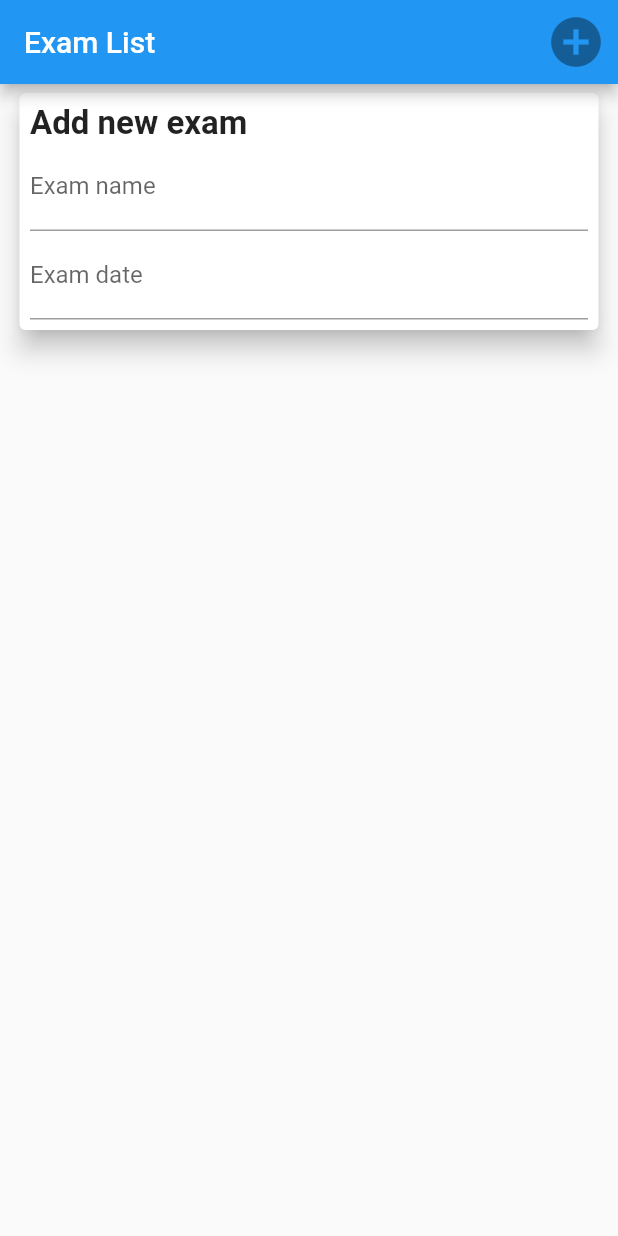
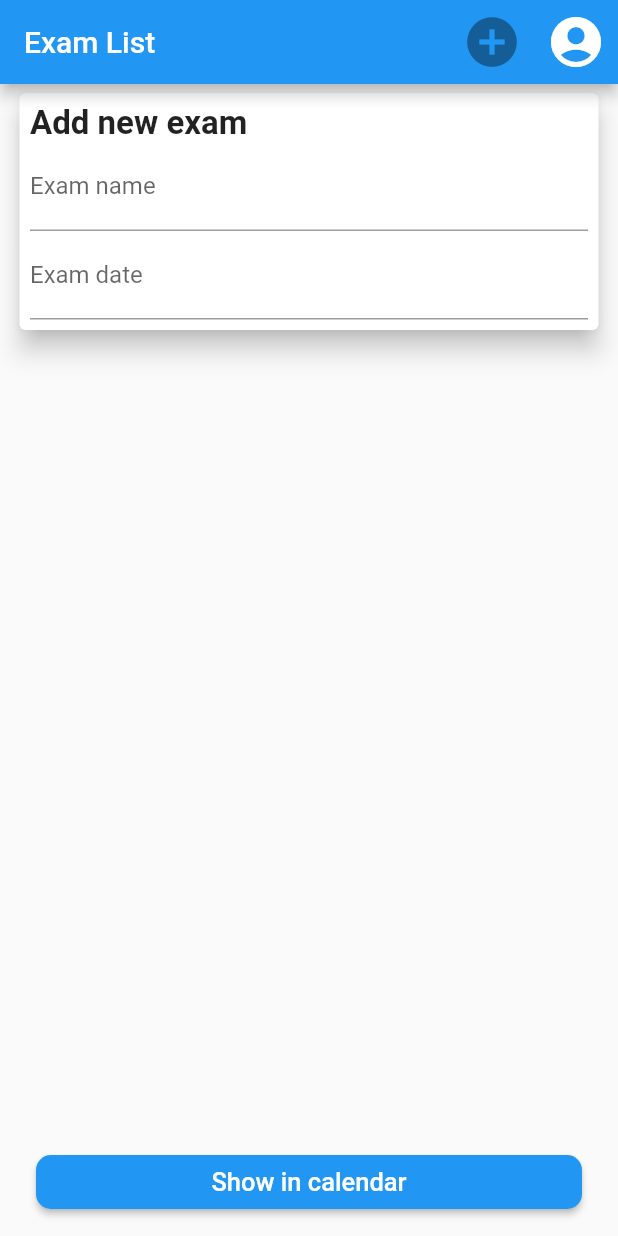
Before and after one commit to taneskia/mis_labs, a Flutter app: the screen it shows after launch, on a phone screen of 412 x 824 dp. Run offline on Flutter 3.47's test engine with Material 2 defaults, Android fonts, the phone set to English and light mode, and no system bars; drawn by our look-alikes of date_time_picker; our stand-ins replace flutter_local_notifications, syncfusion_flutter_calendar, timezone.

Commit message:
Add Lab 4 features

```diff
--- a/lab3/lib/main.dart
+++ b/lab3/lib/main.dart
@@ -1,7 +1,5 @@
 import 'package:flutter/material.dart';
-import 'package:date_time_picker/date_time_picker.dart';
-import 'package:intl/intl.dart';
-import 'exam.dart';
+import 'package:lab3/main_screen.dart';
 
 void main() {
   runApp(const MyApp());
@@ -15,166 +13,15 @@ class MyApp extends StatefulWidget {
 }
 
 class _MyAppState extends State<MyApp> {
-  final GlobalKey<_ExamsState> examsStateKey = GlobalKey<_ExamsState>();
-  bool _isButtonDisabled = true;
-
   @override
   Widget build(BuildContext context) {
     return MaterialApp(
-        debugShowCheckedModeBanner: false,
-        title: 'Exams',
-        theme: ThemeData(
-          primarySwatch: Colors.blue,
-        ),
-        home: Scaffold(
-          appBar: AppBar(
-            actions: [
-              IconButton(
-                onPressed: _isButtonDisabled ? null : _addExam,
-                icon: const Icon(Icons.add_circle),
-                iconSize: 40,
-              )
-            ],
-            title: const Text("Exam List"),
-          ),
-          body: Exams(
-            key: examsStateKey,
-            enableButton: setButtonDisabled,
-          ),
-        ));
-  }
-
-  void _addExam() {
-    examsStateKey.currentState?.addExam();
-  }
-
-  void setButtonDisabled(bool enabled) {
-    setState(() {
-      _isButtonDisabled = !enabled;
-    });
+      debugShowCheckedModeBanner: false,
+      title: 'Exams',
+      theme: ThemeData(
+        primarySwatch: Colors.blue,
+      ),
+      home: const MainScreen(),
+    );
   }
 }
-
-class Exams extends StatefulWidget {
-  final void Function(bool enabled) enableButton;
-
-  const Exams({Key? key, required this.enableButton}) : super(key: key);
-
-  @override
-  _ExamsState createState() => _ExamsState(enableButton);
-}
-
-class _ExamsState extends State<Exams> {
-  final _textController = TextEditingController();
-  final _dateController = TextEditingController();
-  DateTime? examDateTime;
-  String? examName;
-  final void Function(bool enabled) enableButton;
-
-  List<Exam> exams = [];
-
-  _ExamsState(this.enableButton);
-
-  @override
-  Widget build(BuildContext context) {
-    return Container(
-      margin: const EdgeInsets.symmetric(horizontal: 9.0, vertical: 2.0),
-      child: Column(children: [
-        Card(
-          elevation: 7.0,
-          child: Padding(
-            padding: const EdgeInsets.all(7),
-            child: Column(
-              crossAxisAlignment: CrossAxisAlignment.start,
-              children: [
-                Title(
-                    color: Colors.black,
-                    child: const Text(
-                      "Add new exam",
-                      style:
-                          TextStyle(fontSize: 22, fontWeight: FontWeight.bold),
-                    )),
-                TextField(
-                  decoration: const InputDecoration(
-                    labelText: "Exam name",
-                  ),
-                  controller: _textController,
-                  onChanged: _textChanged,
-                ),
-                DateTimePicker(
-                  type: DateTimePickerType.dateTime,
-                  firstDate: DateTime.now().subtract(const Duration(days: 365)),
-                  lastDate: DateTime.now().add(const Duration(days: 365)),
-                  dateLabelText: 'Exam date',
-                  onChanged: _dateChanged,
-                  controller: _dateController,
-                ),
-              ],
-            ),
-          ),
-        ),
-        Flexible(
-          child: ListView.builder(
-              itemCount: exams.length,
-              itemBuilder: (context, index) {
-                return Card(
-                  elevation: 3,
-                  color: Theme.of(context).secondaryHeaderColor,
-                  child: Padding(
-                    padding: const EdgeInsets.all(7),
-                    child: Column(
-                      crossAxisAlignment: CrossAxisAlignment.start,
-                      children: [
-                        Text(
-                          exams[index].name,
-                          style: const TextStyle(
-                              fontSize: 25, fontWeight: FontWeight.bold),
-                        ),
-                        Text(
-                          DateFormat("dd MMM yyyy - hh:mm").format(exams[index].dateTime).toString(),
-                          style: const TextStyle(
-                              fontSize: 20, color: Colors.black54),
-                        )
-                      ],
-                    ),
-                  ),
-                );
-              }),
-        ),
-      ]),
-    );
-  }
-
-  void addExam() {
-    setState(() {
-      exams.add(Exam(examName!, examDateTime!));
-      examName = null;
-      examDateTime = null;
-    });
-    _textController.clear();
-    _dateController.clear();
-    enableButton(false);
-  }
-
-  void _textChanged(String value) {
-    setState(() {
-      examName = _textController.value.text;
-    });
-    if (examName != null && examDateTime != null) {
-      enableButton(true);
-    } else {
-      enableButton(false);
-    }
-  }
-
-  void _dateChanged(String date) {
-    setState(() {
-      examDateTime = DateTime.parse(_dateController.value.text);
-    });
-    if (examName != null && examDateTime != null) {
-      enableButton(true);
-    } else {
-      enableButton(false);
-    }
-  }
-}
--- /dev/null
+++ b/lab3/lib/main_screen.dart
@@ -0,0 +1,224 @@
+import 'package:date_time_picker/date_time_picker.dart';
+import 'package:flutter/material.dart';
+import 'package:intl/intl.dart';
+import 'package:lab3/calendar_screen.dart';
+import 'package:lab3/notification_service.dart';
+import 'package:lab3/user_service.dart';
+import 'package:lab3/users_screen.dart';
+
+import 'exam.dart';
+
+class MainScreen extends StatefulWidget {
+  const MainScreen({Key? key}) : super(key: key);
+
+  @override
+  State<MainScreen> createState() => _MainScreenState();
+}
+
+class _MainScreenState extends State<MainScreen> {
+  final GlobalKey<_ExamsState> examsStateKey = GlobalKey<_ExamsState>();
+  bool _isButtonDisabled = true;
+  UserService userService = UserService();
+
+  @override
+  Widget build(BuildContext context) {
+    return Scaffold(
+      appBar: AppBar(
+        actions: [
+          IconButton(
+            onPressed: _isButtonDisabled ? null : _addExam,
+            icon: const Icon(Icons.add_circle),
+            iconSize: 40,
+          ),
+          IconButton(
+            onPressed: _navigateToUsers,
+            icon: const Icon(Icons.account_circle),
+            iconSize: 40,
+          )
+        ],
+        title: const Text("Exam List"),
+      ),
+      body: Exams(
+        key: examsStateKey,
+        enableButton: setButtonDisabled,
+      ),
+    );
+  }
+
+  void _navigateToUsers() async {
+    dynamic result = await Navigator.push(
+        context, MaterialPageRoute(builder: (context) => const UsersScreen()));
+
+    if (result != null) {
+      examsStateKey.currentState?.setState(() {
+        String userName = result as String;
+        examsStateKey.currentState?.userName = userName;
+        examsStateKey.currentState?.exams =
+            userService.getExamsForUser(userName);
+      });
+    }
+  }
+
+  void _addExam() {
+    examsStateKey.currentState?.addExam();
+  }
+
+  void setButtonDisabled(bool enabled) {
+    setState(() {
+      _isButtonDisabled = !enabled;
+    });
+  }
+}
+
+class Exams extends StatefulWidget {
+  final void Function(bool enabled) enableButton;
+
+  const Exams({Key? key, required this.enableButton}) : super(key: key);
+
+  @override
+  _ExamsState createState() => _ExamsState(enableButton);
+}
+
+class _ExamsState extends State<Exams> {
+  final _textController = TextEditingController();
+  final _dateController = TextEditingController();
+  DateTime? examDateTime;
+  String? examName;
+  final void Function(bool enabled) enableButton;
+  final UserService _userService = UserService();
+  final NotificationService _notificationService = NotificationService();
+
+  String userName = "";
+  List<Exam> exams = [];
+
+  _ExamsState(this.enableButton);
+
+  @override
+  Widget build(BuildContext context) {
+    return Container(
+      margin: const EdgeInsets.symmetric(horizontal: 9.0, vertical: 2.0),
+      child: Column(children: [
+        Card(
+          elevation: 7.0,
+          child: Padding(
+            padding: const EdgeInsets.all(7),
+            child: Column(
+              crossAxisAlignment: CrossAxisAlignment.start,
+              children: [
+                Title(
+                    color: Colors.black,
+                    child: const Text(
+                      "Add new exam",
+                      style:
+                          TextStyle(fontSize: 22, fontWeight: FontWeight.bold),
+                    )),
+                TextField(
+                  decoration: const InputDecoration(
+                    labelText: "Exam name",
+                  ),
+                  controller: _textController,
+                  onChanged: _textChanged,
+                ),
+                DateTimePicker(
+                  type: DateTimePickerType.dateTime,
+                  firstDate: DateTime.now().subtract(const Duration(days: 365)),
+                  lastDate: DateTime.now().add(const Duration(days: 365)),
+                  dateLabelText: 'Exam date',
+                  onChanged: _dateChanged,
+                  controller: _dateController,
+                ),
+              ],
+            ),
+          ),
+        ),
+        Flexible(
+          child: ListView.builder(
+              itemCount: exams.length,
+              itemBuilder: (context, index) {
+                return Card(
+                  elevation: 3,
+                  color: Theme.of(context).secondaryHeaderColor,
+                  child: Padding(
+                    padding: const EdgeInsets.all(7),
+                    child: Column(
+                      crossAxisAlignment: CrossAxisAlignment.start,
+                      children: [
+                        Text(
+                          exams[index].name,
+                          style: const TextStyle(
+                              fontSize: 25, fontWeight: FontWeight.bold),
+                        ),
+                        Text(
+                          DateFormat("dd MMM yyyy - hh:mm")
+                              .format(exams[index].dateTime)
+                              .toString(),
+                          style: const TextStyle(
+                              fontSize: 20, color: Colors.black54),
+                        )
+                      ],
+                    ),
+                  ),
+                );
+              }),
+        ),
+        Padding(
+          padding: const EdgeInsets.symmetric(horizontal: 15, vertical: 10),
+          child: ElevatedButton(
+            style: ButtonStyle(
+              fixedSize:
+              MaterialStateProperty.all<Size>(const Size.fromWidth(1000)),
+              shape: MaterialStateProperty.all<RoundedRectangleBorder>(
+                RoundedRectangleBorder(
+                  borderRadius: BorderRadius.circular(10.0),
+                ),
+              ),
+            ),
+            child: const Text('Show in calendar', style: TextStyle(fontSize: 17),),
+            onPressed: _navigateToCalendar,
+          ),
+        ),
+      ]),
+    );
+  }
+
+  void _navigateToCalendar() {
+    Navigator.push(
+        context, MaterialPageRoute(builder: (context) => CalendarScreen(exams: exams)));
+  }
+
+  void addExam() {
+    _userService.addExamForUser(userName, examName!, examDateTime!);
+    _notificationService.scheduleNotification(
+        userName, examName!, examDateTime!);
+    setState(() {
+      exams = _userService.getExamsForUser(userName);
+      examName = null;
+      examDateTime = null;
+    });
+    _textController.clear();
+    _dateController.clear();
+    enableButton(false);
+  }
+
+  void _textChanged(String value) {
+    setState(() {
+      examName = _textController.value.text;
+    });
+    if (examName != null && examDateTime != null) {
+      enableButton(true);
+    } else {
+      enableButton(false);
+    }
+  }
+
+  void _dateChanged(String date) {
+    setState(() {
+      examDateTime = DateTime.parse(_dateController.value.text);
+    });
+    if (examName != null && examDateTime != null) {
+      enableButton(true);
+    } else {
+      enableButton(false);
+    }
+  }
+}
--- /dev/null
+++ b/lab3/lib/notification_service.dart
@@ -0,0 +1,59 @@
+import 'package:flutter_local_notifications/flutter_local_notifications.dart';
+import 'package:timezone/data/latest_all.dart' as tz;
+import 'package:timezone/timezone.dart' as tz;
+
+class NotificationService {
+  static final NotificationService _instance = NotificationService._private();
+
+  final FlutterLocalNotificationsPlugin flutterLocalNotificationsPlugin =
+      FlutterLocalNotificationsPlugin();
+
+  late AndroidInitializationSettings initializationSettingsAndroid;
+  late IOSInitializationSettings initializationSettingsIOS;
+  late MacOSInitializationSettings initializationSettingsMacOS;
+
+  late InitializationSettings initializationSettings;
+
+  factory NotificationService() {
+    return _instance;
+  }
+
+  NotificationService._private() {
+    initializationSettingsAndroid =
+        const AndroidInitializationSettings('ic_launcher');
+    IOSInitializationSettings initializationSettingsIOS =
+        IOSInitializationSettings(
+            onDidReceiveLocalNotification:
+                (int a, String? b, String? c, String? d) {});
+    MacOSInitializationSettings initializationSettingsMacOS =
+        const MacOSInitializationSettings();
+
+    initializationSettings =
+        InitializationSettings(
+            android: initializationSettingsAndroid,
+            iOS: initializationSettingsIOS,
+            macOS: initializationSettingsMacOS);
+
+    flutterLocalNotificationsPlugin.initialize(initializationSettings,
+        onSelectNotification: (String? s) async {});
+
+    tz.initializeTimeZones();
+  }
+
+
+  void scheduleNotification(String userName, String body, DateTime dateTime) async {
+    await flutterLocalNotificationsPlugin.zonedSchedule(
+        1,
+        'Upcoming exam for $userName',
+        body,
+        // replace with dateTime
+        tz.TZDateTime.from(dateTime, tz.local),
+        const NotificationDetails(
+            android: AndroidNotificationDetails(
+                '0', 'default',
+                channelDescription: 'app notifications')),
+        androidAllowWhileIdle: true,
+        uiLocalNotificationDateInterpretation:
+        UILocalNotificationDateInterpretation.absoluteTime);
+  }
+}
--- /dev/null
+++ b/lab3/lib/user.dart
@@ -0,0 +1,18 @@
+import 'exam.dart';
+
+class User {
+  final String _name;
+  late List<Exam> _exams;
+
+  User(this._name) {
+    _exams = [];
+  }
+
+  List<Exam> get exams => _exams;
+
+  String get name => _name;
+
+  void addExam(Exam exam) {
+    _exams.add(exam);
+  }
+}
--- /dev/null
+++ b/lab3/lib/user_service.dart
@@ -0,0 +1,33 @@
+import 'package:lab3/user.dart';
+
+import 'exam.dart';
+
+class UserService {
+  static final UserService _instance = UserService._private();
+
+  List<User> _users = [];
+
+  factory UserService() {
+    return _instance;
+  }
+
+  List<User> get users => _users;
+
+  void addUser(String name) {
+    _users.add(User(name));
+  }
+
+  void addExamForUser(String userName, String examName, DateTime dateTime) {
+    _users
+        .firstWhere((u) => u.name == userName, orElse: () => User(""))
+        .addExam(Exam(examName, dateTime));
+  }
+
+  List<Exam> getExamsForUser(String userName) {
+    return _users
+        .firstWhere((u) => u.name == userName, orElse: () => User(""))
+        .exams;
+  }
+
+  UserService._private();
+}
--- a/lab3/pubspec.yaml
+++ b/lab3/pubspec.yaml
@@ -35,6 +35,8 @@ dependencies:
   # The following adds the Cupertino Icons font to your application.
   # Use with the CupertinoIcons class for iOS style icons.
   cupertino_icons: ^1.0.2
+  flutter_local_notifications: ^9.2.0
+  syncfusion_flutter_calendar: ^19.4.41
 
 dev_dependencies:
   flutter_test:
```
Also changed, not shown: lab3/lib/calendar_screen.dart (added, +88 -0 lines), lab3/lib/users_screen.dart (added, +157 -0 lines), lab3/pubspec.lock, 2 other files.
